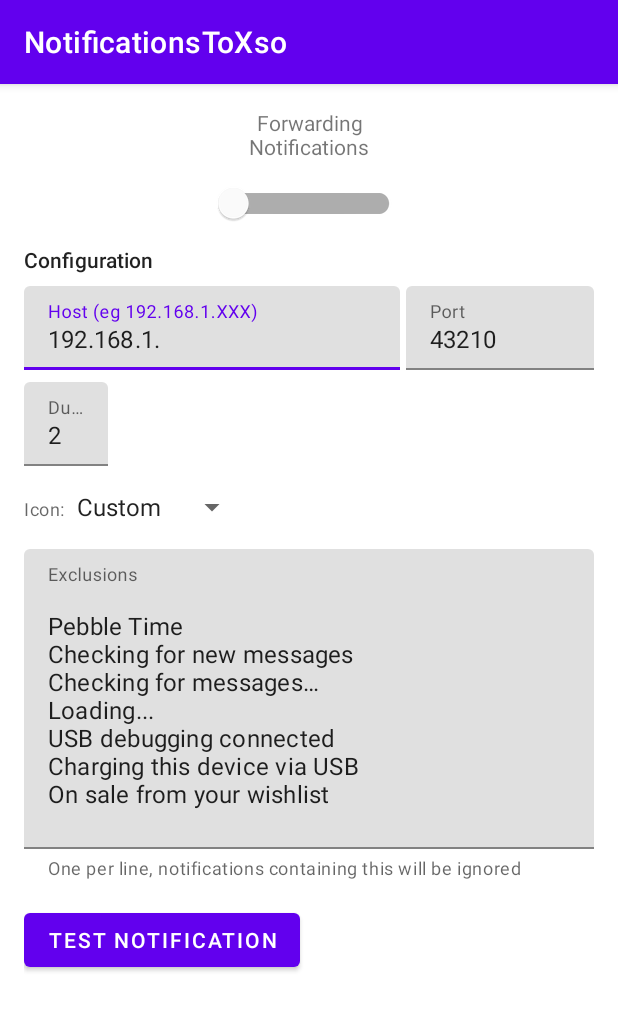
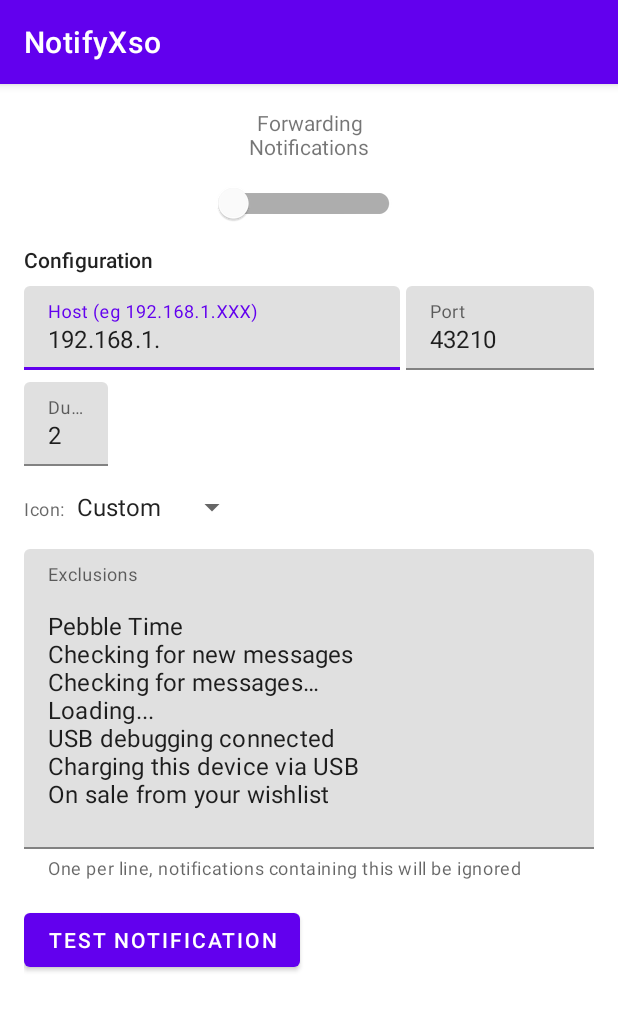
Before and after one commit to jonreeve/NotifyXso, an Android app: the screen it shows after launch (MainActivity), after a tap on "TEST NOTIFICATION", on a phone screen of 412 x 824 dp. Shown: the top 1011 px of the screen. Run offline under Robolectric (Android 15) with nearby library versions, the phone set to English and light mode, and no system bars; 4 statements that could not run were skipped.

Commit message:
Set some kind of icon, just so it's not the AS default

```diff
--- a/app/src/main/res/drawable-v24/ic_launcher_foreground.xml
+++ /dev/null
@@ -1,30 +0,0 @@
-<vector xmlns:android="http://schemas.android.com/apk/res/android"
-    xmlns:aapt="http://schemas.android.com/aapt"
-    android:width="108dp"
-    android:height="108dp"
-    android:viewportWidth="108"
-    android:viewportHeight="108">
-    <path android:pathData="M31,63.928c0,0 6.4,-11 12.1,-13.1c7.2,-2.6 26,-1.4 26,-1.4l38.1,38.1L107,108.928l-32,-1L31,63.928z">
-        <aapt:attr name="android:fillColor">
-            <gradient
-                android:endX="85.84757"
-                android:endY="92.4963"
-                android:startX="42.9492"
-                android:startY="49.59793"
-                android:type="linear">
-                <item
-                    android:color="#44000000"
-                    android:offset="0.0" />
-                <item
-                    android:color="#00000000"
-                    android:offset="1.0" />
-            </gradient>
-        </aapt:attr>
-    </path>
-    <path
-        android:fillColor="#FFFFFF"
-        android:fillType="nonZero"
-        android:pathData="M65.3,45.828l3.8,-6.6c0.2,-0.4 0.1,-0.9 -0.3,-1.1c-0.4,-0.2 -0.9,-0.1 -1.1,0.3l-3.9,6.7c-6.3,-2.8 -13.4,-2.8 -19.7,0l-3.9,-6.7c-0.2,-0.4 -0.7,-0.5 -1.1,-0.3C38.8,38.328 38.7,38.828 38.9,39.228l3.8,6.6C36.2,49.428 31.7,56.028 31,63.928h46C76.3,56.028 71.8,49.428 65.3,45.828zM43.4,57.328c-0.8,0 -1.5,-0.5 -1.8,-1.2c-0.3,-0.7 -0.1,-1.5 0.4,-2.1c0.5,-0.5 1.4,-0.7 2.1,-0.4c0.7,0.3 1.2,1 1.2,1.8C45.3,56.528 44.5,57.328 43.4,57.328L43.4,57.328zM64.6,57.328c-0.8,0 -1.5,-0.5 -1.8,-1.2s-0.1,-1.5 0.4,-2.1c0.5,-0.5 1.4,-0.7 2.1,-0.4c0.7,0.3 1.2,1 1.2,1.8C66.5,56.528 65.6,57.328 64.6,57.328L64.6,57.328z"
-        android:strokeWidth="1"
-        android:strokeColor="#00000000" />
-</vector>
--- /dev/null
+++ b/app/src/main/res/drawable/ic_launcher_foreground.xml
@@ -0,0 +1,15 @@
+<vector xmlns:android="http://schemas.android.com/apk/res/android"
+    android:width="108dp"
+    android:height="108dp"
+    android:viewportWidth="108"
+    android:viewportHeight="108"
+    android:tint="#FFFFFF">
+  <group android:scaleX="2.61"
+      android:scaleY="2.61"
+      android:translateX="22.68"
+      android:translateY="22.68">
+    <path
+        android:fillColor="@android:color/white"
+        android:pathData="M12,22c1.1,0 2,-0.9 2,-2h-4c0,1.1 0.89,2 2,2zM18,16v-5c0,-3.07 -1.64,-5.64 -4.5,-6.32L13.5,4c0,-0.83 -0.67,-1.5 -1.5,-1.5s-1.5,0.67 -1.5,1.5v0.68C7.63,5.36 6,7.92 6,11v5l-2,2v1h16v-1l-2,-2z"/>
+  </group>
+</vector>
--- a/app/src/main/res/mipmap-anydpi-v26/ic_launcher.xml
+++ b/app/src/main/res/mipmap-anydpi-v26/ic_launcher.xml
@@ -1,5 +1,5 @@
 <?xml version="1.0" encoding="utf-8"?>
 <adaptive-icon xmlns:android="http://schemas.android.com/apk/res/android">
-    <background android:drawable="@drawable/ic_launcher_background" />
-    <foreground android:drawable="@drawable/ic_launcher_foreground" />
+    <background android:drawable="@color/ic_launcher_background"/>
+    <foreground android:drawable="@drawable/ic_launcher_foreground"/>
 </adaptive-icon>
--- a/app/src/main/res/mipmap-anydpi-v26/ic_launcher_round.xml
+++ b/app/src/main/res/mipmap-anydpi-v26/ic_launcher_round.xml
@@ -1,5 +1,5 @@
 <?xml version="1.0" encoding="utf-8"?>
 <adaptive-icon xmlns:android="http://schemas.android.com/apk/res/android">
-    <background android:drawable="@drawable/ic_launcher_background" />
-    <foreground android:drawable="@drawable/ic_launcher_foreground" />
+    <background android:drawable="@color/ic_launcher_background"/>
+    <foreground android:drawable="@drawable/ic_launcher_foreground"/>
 </adaptive-icon>
--- /dev/null
+++ b/app/src/main/res/values/ic_launcher_background.xml
@@ -0,0 +1,4 @@
+<?xml version="1.0" encoding="utf-8"?>
+<resources>
+    <color name="ic_launcher_background">#77BBDD</color>
+</resources>
--- a/app/src/main/res/values/strings.xml
+++ b/app/src/main/res/values/strings.xml
@@ -1,6 +1,6 @@
 <resources>
-    <string name="app_name">NotificationsToXso</string>
-    <string name="notification_listener_service_name">NotificationsToXso Service</string>
+    <string name="app_name">NotifyXso</string>
+    <string name="notification_listener_service_name">NotifyXso Service</string>
 
     <string-array name="notification_icons">
         <item>Default</item>
```
Also changed, not shown: app/src/main/res/drawable/ic_launcher_background.xml (+70 -166 lines), app/src/main/ic_launcher-playstore.png (added), app/src/main/res/mipmap-hdpi/ic_launcher.png, app/src/main/res/mipmap-hdpi/ic_launcher_round.png, app/src/main/res/mipmap-mdpi/ic_launcher.png, app/src/main/res/mipmap-mdpi/ic_launcher_round.png, app/src/main/res/mipmap-xhdpi/ic_launcher.png, app/src/main/res/mipmap-xhdpi/ic_launcher_round.png, app/src/main/res/mipmap-xxhdpi/ic_launcher.png, app/src/main/res/mipmap-xxhdpi/ic_launcher_round.png, app/src/main/res/mipmap-xxxhdpi/ic_launcher.png, app/src/main/res/mipmap-xxxhdpi/ic_launcher_round.png.
